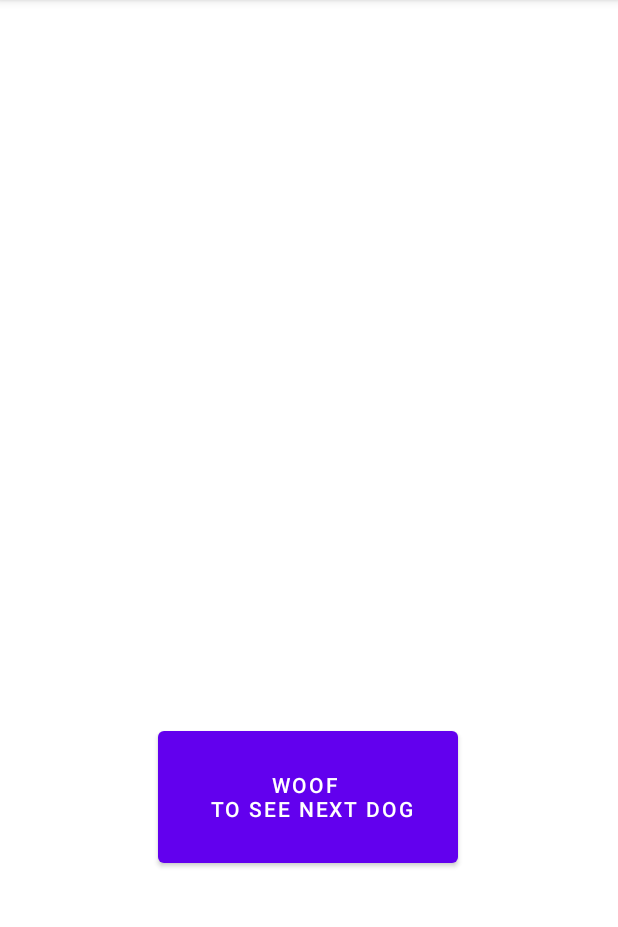
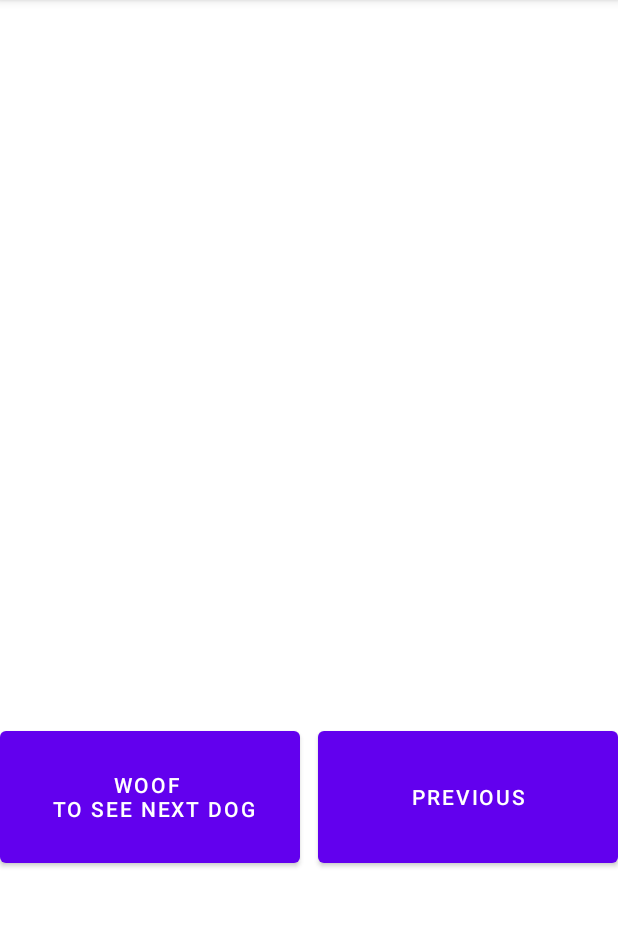
Before and after one commit to its100k/DogApiProject, an Android app: the screen it shows after launch (MainActivity), on a phone screen of 412 x 824 dp, the part 84-1011 px from its top. Run offline under Robolectric (Android 15) with nearby library versions, the phone set to English and light mode, and no system bars; our stand-ins replace Picasso; pictures from the network do not load; 1 statement that could not run was skipped.

Commit message:
Commit project

```diff
--- a/app/build.gradle
+++ b/app/build.gradle
@@ -61,6 +61,7 @@ dependencies {
     implementation 'com.google.android.material:material:1.4.0'
 
     implementation 'androidx.constraintlayout:constraintlayout:2.1.1'
+    implementation 'androidx.room:room-runtime:2.2.5'
 
     testImplementation 'junit:junit:4.+'
 
@@ -77,4 +78,5 @@ dependencies {
     testImplementation 'junit:junit:4.+'
     androidTestImplementation 'androidx.test.ext:junit:1.1.3'
     androidTestImplementation 'androidx.test.espresso:espresso-core:3.4.0'
+    annotationProcessor 'androidx.room:room-compiler:2.2.5'
 }
--- a/app/src/main/res/layout/activity_main.xml
+++ b/app/src/main/res/layout/activity_main.xml
@@ -26,8 +26,21 @@
         android:text="Woof \n To see next dog"
         app:layout_constraintBottom_toBottomOf="parent"
         app:layout_constraintEnd_toEndOf="parent"
-        app:layout_constraintHorizontal_bias="0.498"
+        app:layout_constraintHorizontal_bias="0.0"
         app:layout_constraintStart_toStartOf="parent"
         app:layout_constraintTop_toTopOf="@+id/dogImageHolder"
-        app:layout_constraintVertical_bias="0.18" />
+        app:layout_constraintVertical_bias="0.182" />
+
+    <Button
+        android:id="@+id/button1"
+        android:layout_width="200dp"
+        android:layout_height="100dp"
+        android:layout_marginTop="368dp"
+        android:text="Previous"
+        app:layout_constraintBottom_toBottomOf="parent"
+        app:layout_constraintEnd_toEndOf="parent"
+        app:layout_constraintHorizontal_bias="1.0"
+        app:layout_constraintStart_toStartOf="@+id/button2"
+        app:layout_constraintTop_toTopOf="@+id/dogImageHolder"
+        app:layout_constraintVertical_bias="0.182" />
 </androidx.constraintlayout.widget.ConstraintLayout>
--- a/app/src/main/res/values/strings.xml
+++ b/app/src/main/res/values/strings.xml
@@ -1,3 +1,4 @@
 <resources>
     <string name="app_name">My Application</string>
+    <string name="woof_n_to_see_next_dog">Woof \n To see next dog</string>
 </resources>
```
Also changed, not shown: app/src/main/java/com/example/myapplication/MainViewModel.kt (+26 -5 lines).
